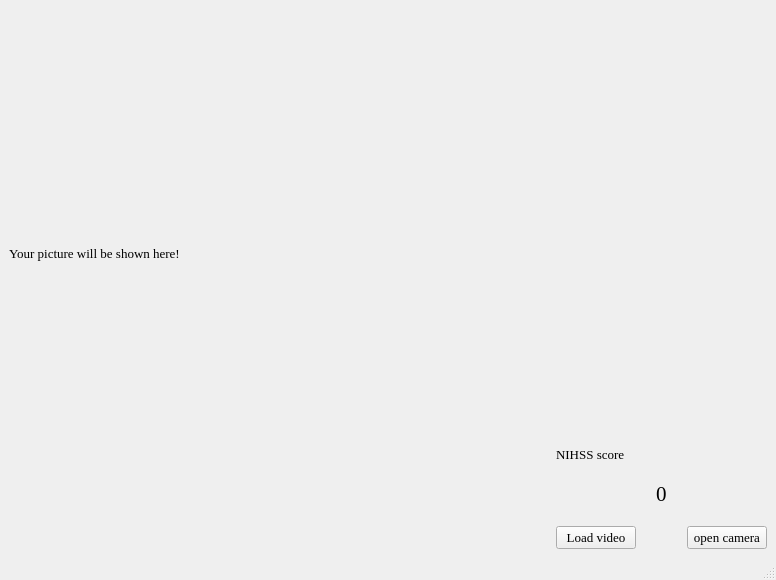
The window that demo.ui (kyrixn/IMR_summer) describes before a commit, drawn with Qt 5.
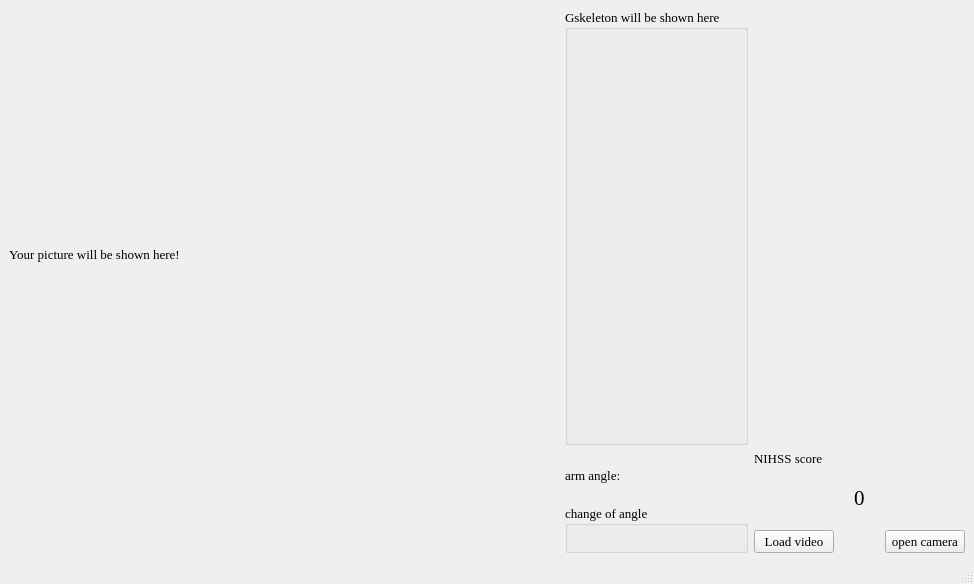
The same window after the commit.

Commit message: create pannel for plot and realtime skeleton

Patch:
```diff
--- a/demo.ui
+++ b/demo.ui
@@ -6,8 +6,8 @@
    <rect>
     <x>0</x>
     <y>0</y>
-    <width>776</width>
-    <height>580</height>
+    <width>974</width>
+    <height>584</height>
    </rect>
   </property>
   <property name="font">
@@ -25,20 +25,27 @@
    <layout class="QHBoxLayout" name="horizontalLayout">
     <item>
      <layout class="QGridLayout" name="gridLayout_main">
-      <item row="2" column="0">
-       <spacer name="horizontalSpacer_3">
+      <item row="0" column="0" rowspan="2">
+       <widget class="QLabel" name="PicLabel">
+        <property name="text">
+         <string>Your picture will be shown here!</string>
+        </property>
+       </widget>
+      </item>
+      <item row="0" column="2">
+       <spacer name="verticalSpacer">
         <property name="orientation">
-         <enum>Qt::Horizontal</enum>
+         <enum>Qt::Vertical</enum>
         </property>
         <property name="sizeHint" stdset="0">
          <size>
-          <width>188</width>
-          <height>20</height>
+          <width>20</width>
+          <height>40</height>
          </size>
         </property>
        </spacer>
       </item>
-      <item row="1" column="1" rowspan="2">
+      <item row="1" column="2" rowspan="2">
        <layout class="QGridLayout" name="gridLayout">
         <property name="spacing">
          <number>20</number>
@@ -93,23 +100,37 @@
         </item>
        </layout>
       </item>
+      <item row="2" column="0">
+       <spacer name="horizontalSpacer_3">
+        <property name="orientation">
+         <enum>Qt::Horizontal</enum>
+        </property>
+        <property name="sizeHint" stdset="0">
+         <size>
+          <width>188</width>
+          <height>20</height>
+         </size>
+        </property>
+       </spacer>
+      </item>
       <item row="0" column="1">
-       <spacer name="verticalSpacer">
-        <property name="orientation">
-         <enum>Qt::Vertical</enum>
+       <widget class="QGroupBox" name="skeleton_box">
+        <property name="title">
+         <string>Gskeleton will be shown here</string>
         </property>
-        <property name="sizeHint" stdset="0">
-         <size>
-          <width>20</width>
-          <height>40</height>
-         </size>
+       </widget>
+      </item>
+      <item row="2" column="1">
+       <widget class="QGroupBox" name="groupBox">
+        <property name="title">
+         <string>change of angle</string>
         </property>
-       </spacer>
+       </widget>
       </item>
-      <item row="0" column="0" rowspan="2">
-       <widget class="QLabel" name="PicLabel">
+      <item row="1" column="1">
+       <widget class="QLabel" name="label">
         <property name="text">
-         <string>Your picture will be shown here!</string>
+         <string>arm angle:</string>
         </property>
        </widget>
       </item>
@@ -122,7 +143,7 @@
     <rect>
      <x>0</x>
      <y>0</y>
-     <width>776</width>
+     <width>974</width>
      <height>27</height>
     </rect>
    </property>
```
The commit also changes 4 other files.
